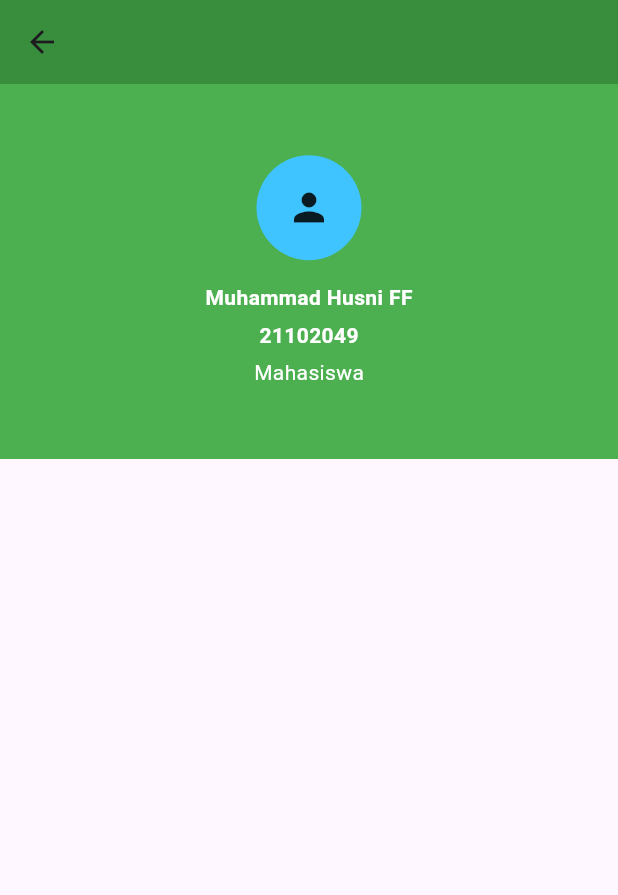
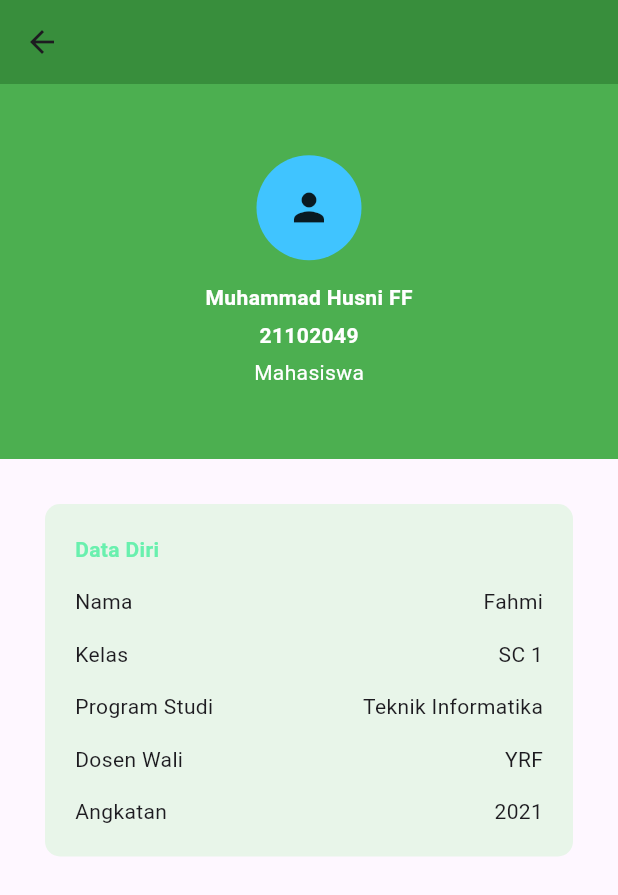
Before and after one commit to fahmifuady/PPB, a Flutter app: the screen it shows after launch, on a phone screen of 412 x 824 dp. Shown: the top 895 px of the screen. Run offline on Flutter 3.47's test engine with Material 3 defaults, Android fonts, the phone set to English and light mode, and no system bars.

Commit message:
Layouting: adding second column

```diff
--- a/praktikum_04/lib/main.dart
+++ b/praktikum_04/lib/main.dart
@@ -65,6 +65,62 @@ class MainApp extends StatelessWidget {
                   ],
                 ),
               ),
+              Container(
+                margin: const EdgeInsets.all(30),
+                padding: const EdgeInsets.all(20),
+                decoration: BoxDecoration(
+                    borderRadius: BorderRadius.circular(10),
+                    color: Colors.green.shade50),
+                child: const Column(
+                  crossAxisAlignment: CrossAxisAlignment.start,
+                  children: [
+                    Text(
+                      "Data Diri",
+                      style: TextStyle(
+                          color: Colors.greenAccent,
+                          fontWeight: FontWeight.bold),
+                    ),
+                    SizedBox(
+                      height: 15,
+                    ),
+                    Row(
+                      mainAxisAlignment: MainAxisAlignment.spaceBetween,
+                      children: [Text("Nama "), Text("Fahmi")],
+                    ),
+                    SizedBox(
+                      height: 15,
+                    ),
+                    Row(
+                      mainAxisAlignment: MainAxisAlignment.spaceBetween,
+                      children: [Text("Kelas "), Text("SC 1")],
+                    ),
+                    SizedBox(
+                      height: 15,
+                    ),
+                    Row(
+                      mainAxisAlignment: MainAxisAlignment.spaceBetween,
+                      children: [
+                        Text("Program Studi"),
+                        Text("Teknik Informatika")
+                      ],
+                    ),
+                    SizedBox(
+                      height: 15,
+                    ),
+                    Row(
+                      mainAxisAlignment: MainAxisAlignment.spaceBetween,
+                      children: [Text("Dosen Wali "), Text("YRF")],
+                    ),
+                    SizedBox(
+                      height: 15,
+                    ),
+                    Row(
+                      mainAxisAlignment: MainAxisAlignment.spaceBetween,
+                      children: [Text("Angkatan "), Text("2021")],
+                    )
+                  ],
+                ),
+              )
             ],
           ),
         ));
```
